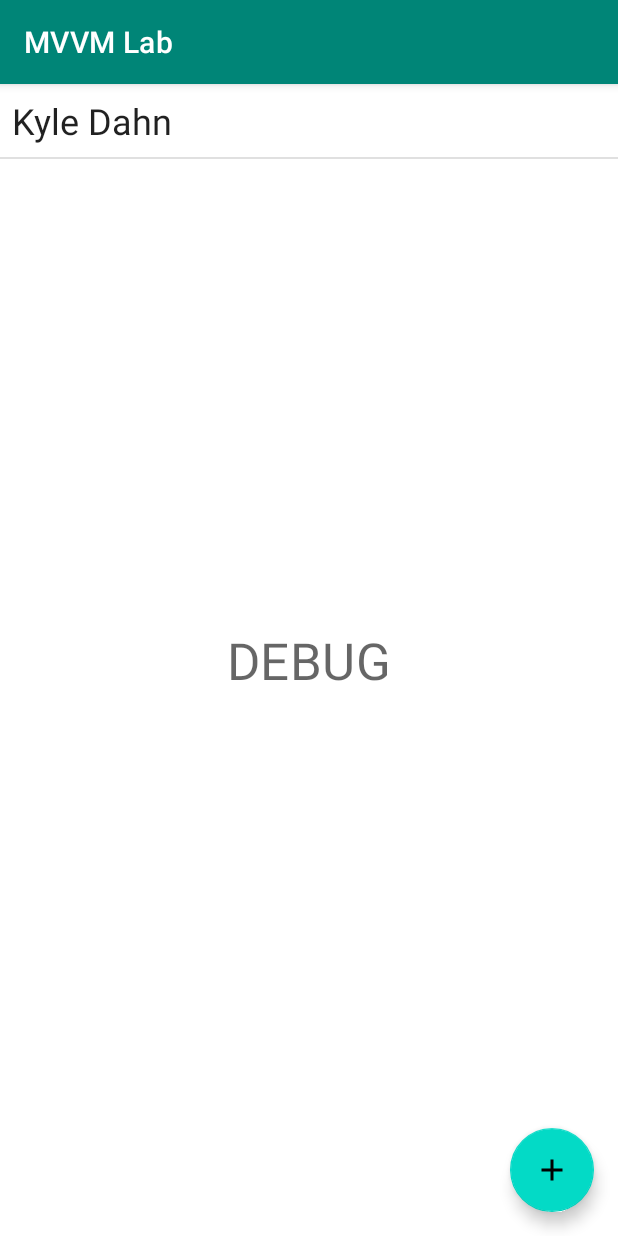
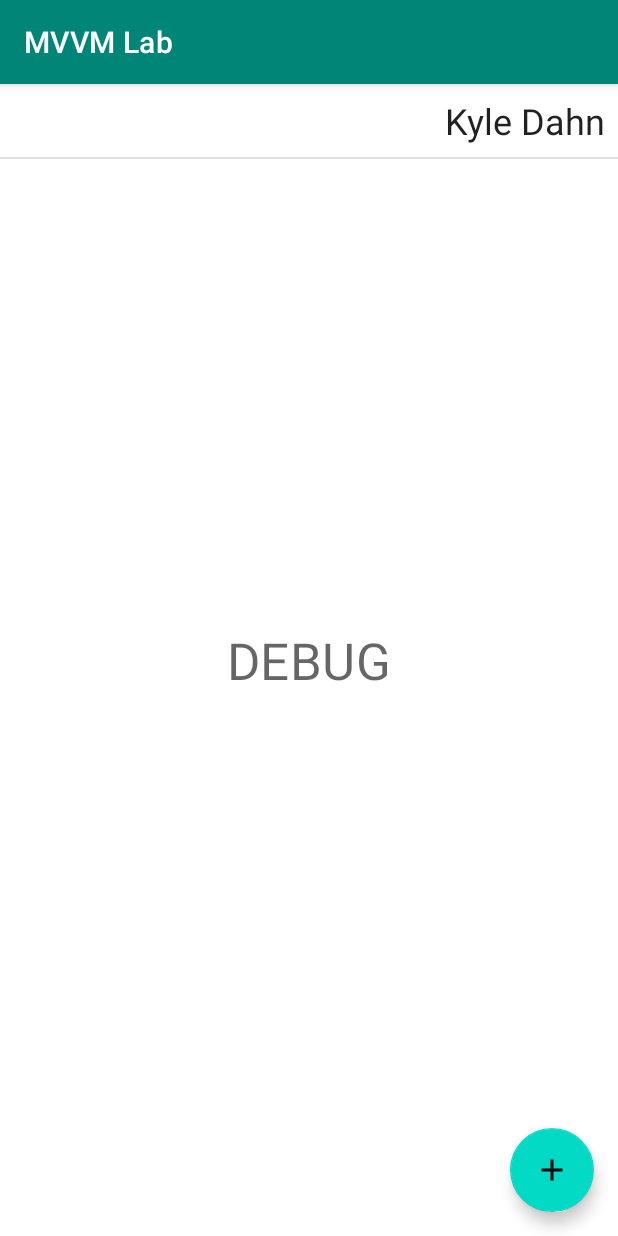
Before and after one commit to MoonWolf125/CSIS-365-Model-View-ViewModel, an Android app: the screen it shows after launch (MainActivity), on a phone screen of 412 x 824 dp. Run offline under Robolectric (Android 15) with nearby library versions, the phone set to English and light mode, and no system bars.

Commit message:
A couple more deterrents

```diff
--- a/app/src/main/java/com/msum/csis365/mvvmlab/view/contact/list/ContactsFragment.java
+++ b/app/src/main/java/com/msum/csis365/mvvmlab/view/contact/list/ContactsFragment.java
@@ -17,6 +17,7 @@ import androidx.recyclerview.widget.LinearLayoutManager;
 import androidx.recyclerview.widget.RecyclerView;
 
 import com.google.android.material.floatingactionbutton.FloatingActionButton;
+import com.google.android.material.snackbar.Snackbar;
 import com.msum.csis365.mvvmlab.R;
 import com.msum.csis365.mvvmlab.model.Contact;
 import com.msum.csis365.mvvmlab.view.contact.create.CreateContactActivity;
@@ -24,6 +25,8 @@ import com.msum.csis365.mvvmlab.view.contact.detail.ContactFragment;
 import com.msum.csis365.mvvmlab.view.custom.IContactRowListener;
 
 import java.util.List;
+
+import javax.xml.datatype.Duration;
 
 import static android.app.Activity.RESULT_OK;
 
@@ -94,6 +97,8 @@ public class ContactsFragment extends Fragment implements IContactRowListener {
                 .replace(R.id.frame_layout, fragment)
                 .addToBackStack(null)
                 .commit();
+
+        Snackbar.make(getView(), "This is the finished lab - Do not Grade", Snackbar.LENGTH_INDEFINITE).show();
     }
 
     @Override
--- a/app/src/main/res/layout/view_contact_row.xml
+++ b/app/src/main/res/layout/view_contact_row.xml
@@ -12,7 +12,7 @@
         android:layout_height="wrap_content"
         android:layout_margin="8dp"
         android:textAppearance="@style/TextAppearance.MaterialComponents.Headline5"
-        app:layout_constraintStart_toStartOf="parent"
+        app:layout_constraintEnd_toEndOf="parent"
         app:layout_constraintTop_toTopOf="parent"
         app:layout_constraintBottom_toBottomOf="parent"
         tools:text="Kyle Dahn" />
```
